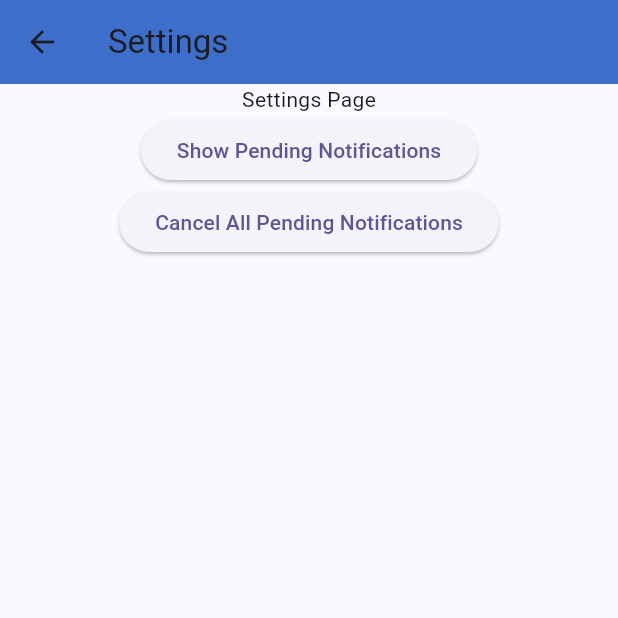
After one commit to kpluas21/dont_forget, a Flutter app: the SettingsPage screen opened directly, on a phone screen of 412 x 824 dp, the top half of it. The commit adds this screen. Run offline on Flutter 3.47's test engine with Material 3 defaults, Android fonts, the phone set to English and light mode, and no system bars; our stand-ins replace flutter_local_notifications, flutter_timezone, shared_preferences, timezone; accounts and stored records are empty.

Commit message:
feat: add settings page and enhance notification management in medication entry

```diff
--- a/lib/routes/medication_entry.dart
+++ b/lib/routes/medication_entry.dart
@@ -1,6 +1,6 @@
+import 'package:dont_forget/main.dart';
 import 'package:dont_forget/models/medication.dart';
 import 'package:dont_forget/util/helper_funcs.dart';
-import 'package:dont_forget/util/notifications.dart';
 import 'package:flutter/foundation.dart';
 import 'package:flutter/material.dart';
 import 'package:dont_forget/util/confirm_dialog.dart';
@@ -110,7 +110,7 @@ class _MedicationEntryState extends State<MedicationEntry> {
               _currentDate.day,
               _currentTime.hour,
               _currentTime.minute);
-          newMed.notificationId = LocalNotificationService().addNotifications(scheduledTime);
+          newMed.notificationId = notificationService.addNotifications(scheduledTime);
         }
 
         widget.onAdd(newMed);
--- /dev/null
+++ b/lib/routes/settings_page.dart
@@ -0,0 +1,48 @@
+import 'package:dont_forget/main.dart';
+import 'package:flutter/material.dart';
+
+class SettingsPage extends StatefulWidget {
+  const SettingsPage({super.key});
+
+  @override
+  State<SettingsPage> createState() => _SettingsPageState();
+}
+
+class _SettingsPageState extends State<SettingsPage> {
+  @override
+  Widget build(BuildContext context) {
+    return Scaffold(
+      appBar: AppBar(
+        backgroundColor: const Color.fromARGB(255, 61, 110, 202),
+        title: Text('Settings'),
+        leading: IconButton(
+          icon: Icon(Icons.arrow_back),
+          onPressed: () {
+            Navigator.pop(context);
+          },
+        ),
+      ),
+      body: Center(
+        child: Column(
+          children: [
+            Text('Settings Page'),
+            ElevatedButton(
+              onPressed: () {
+                notificationService.printNotifications();
+
+                // Add functionality here
+              },
+              child: const Text('Show Pending Notifications'),
+            ),
+            ElevatedButton(
+              onPressed: () {
+                notificationService.cancelAllNotifications();
+              },
+              child: const Text('Cancel All Pending Notifications'),
+            ),
+          ],
+        ),
+      ),
+    );
+  }
+}
```
Also changed, not shown: lib/routes/home_page.dart (+18 -8 lines), lib/util/main_app_drawer.dart (+7 -1 lines).
